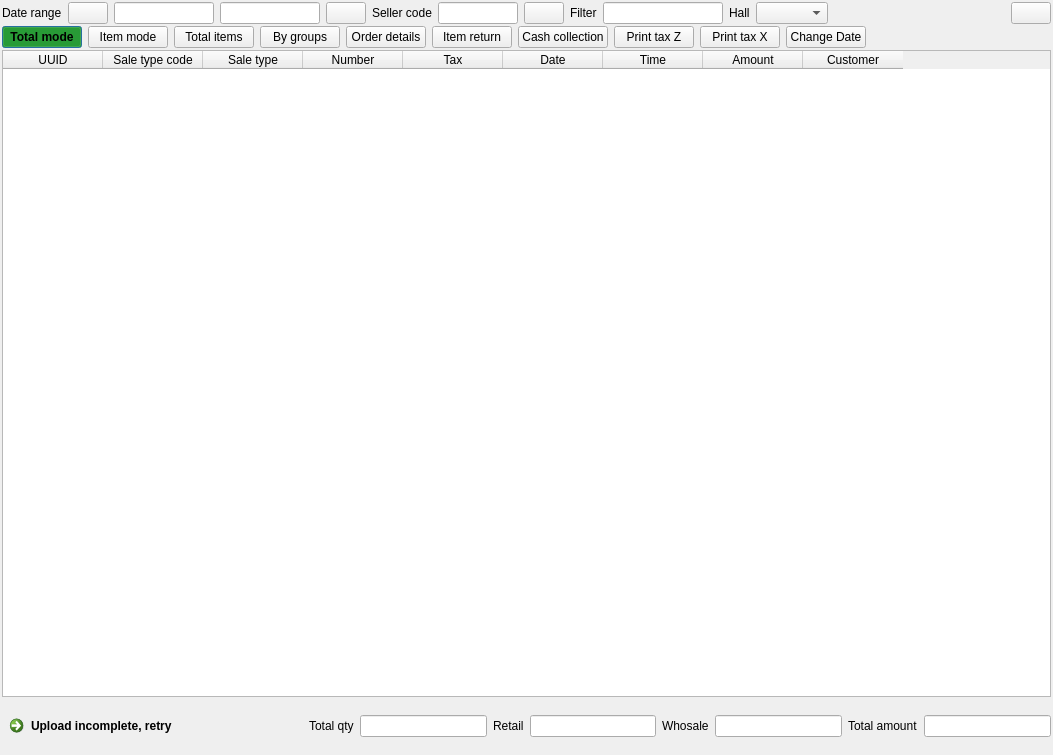
This is Shop/sales.ui in End1-1/Cafe5 as Qt 5 draws it before an edit. The edited form follows.
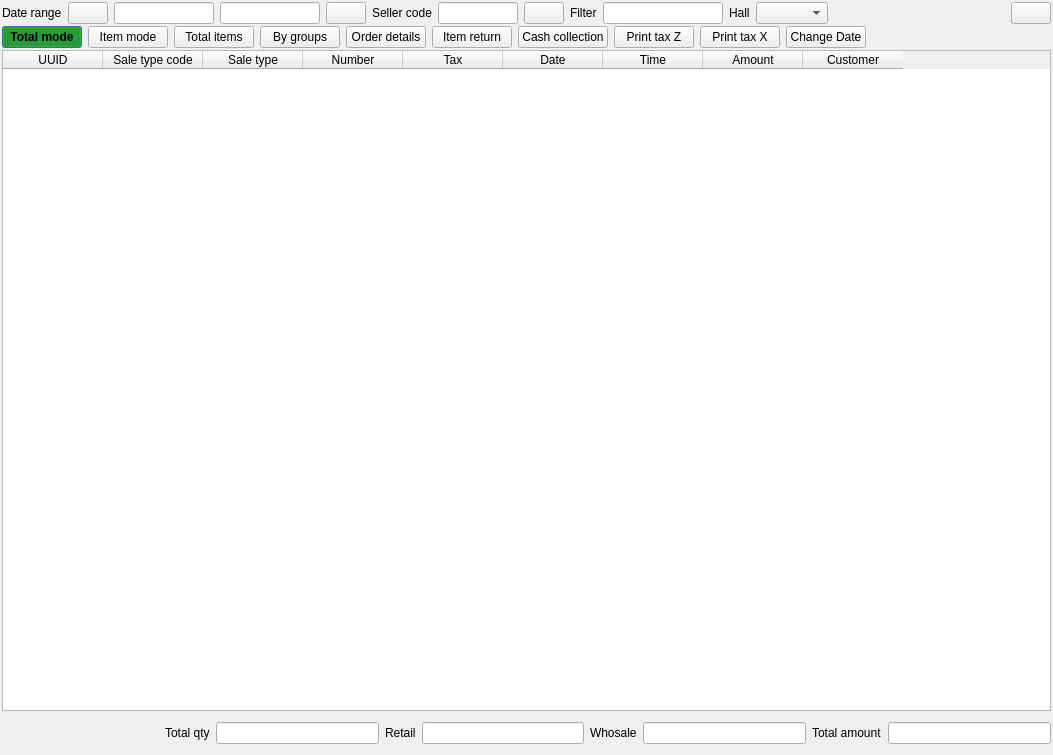
This is the edited form. Icons and pictures are not drawn. Custom widgets are drawn as their Qt base class.

Diff of the .ui file:
```diff
--- a/Shop/sales.ui
+++ b/Shop/sales.ui
@@ -500,13 +500,6 @@
       <property name="rightMargin">
        <number>0</number>
       </property>
-      <item>
-       <widget class="QCommandLinkButton" name="btnRetryUpload">
-        <property name="text">
-         <string>Upload incomplete, retry</string>
-        </property>
-       </widget>
-      </item>
       <item>
        <spacer name="horizontalSpacer_2">
         <property name="orientation">
@@ -623,16 +616,16 @@
    <extends>QLineEdit</extends>
    <header location="global">c5lineedit.h</header>
   </customwidget>
-  <customwidget>
-   <class>C5DateEdit</class>
-   <extends>QLineEdit</extends>
-   <header location="global">c5dateedit.h</header>
-  </customwidget>
   <customwidget>
    <class>C5ClearTableWidget</class>
    <extends>QTableWidget</extends>
    <header location="global">c5cleartablewidget.h</header>
   </customwidget>
+  <customwidget>
+   <class>C5DateEdit</class>
+   <extends>QLineEdit</extends>
+   <header location="global">c5dateedit.h</header>
+  </customwidget>
  </customwidgets>
  <resources>
   <include location="../resources/res.qrc"/>
```
Left out of the diff: 1 changed line with no effect on the pictures.
